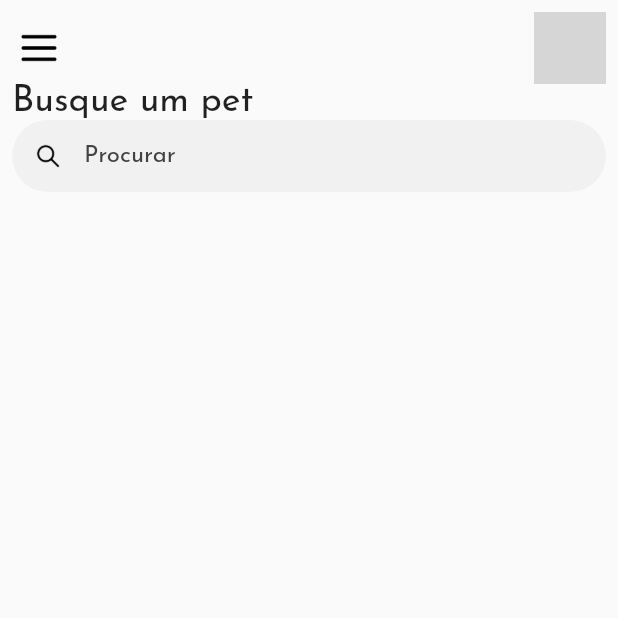
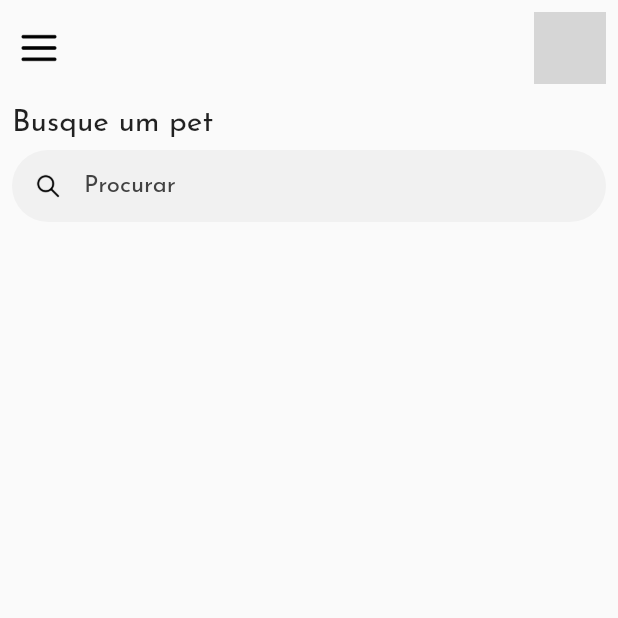
Before and after one commit to renankanu/app_kapets, a Flutter app: the screen it shows after launch, on a phone screen of 412 x 824 dp, the top half of it. Run offline on Flutter 3.47's test engine with Material 2 defaults, Android fonts, the phone set to English and light mode, and no system bars; our stand-ins replace flutter_modular, flutter_svg, google_fonts; network calls fail; grey boxes are pictures that could not be loaded.

Commit message:
Refactor - add spacer

```diff
--- a/lib/app/modules/home/home_page.dart
+++ b/lib/app/modules/home/home_page.dart
@@ -35,10 +35,12 @@ class _HomePageState extends State<HomePage> {
                   )
                 ],
               ),
+              SizedBox(height: 16),
               Text(
                 'Busque um pet',
-                style: TextStyle(fontSize: 24),
+                style: TextStyle(fontSize: 20),
               ),
+              SizedBox(height: 8),
               TextField(
                 decoration: InputDecoration(
                     prefixIcon: Padding(
```
